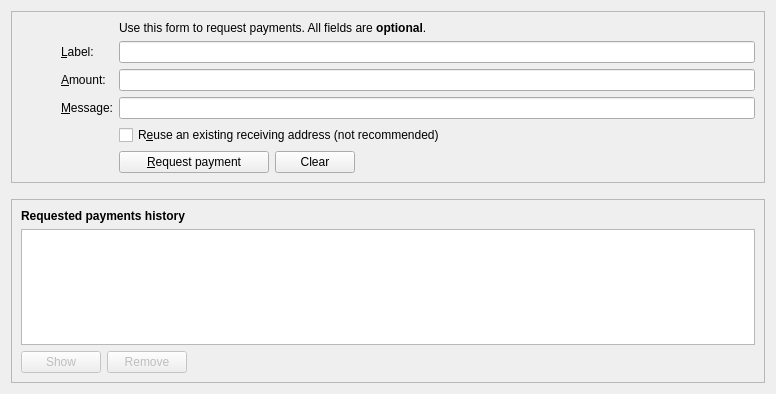
Above: src/qt/forms/receivecoinsdialog.ui from Ailein/atbcoin-insight before the change. Below: the same form after it.
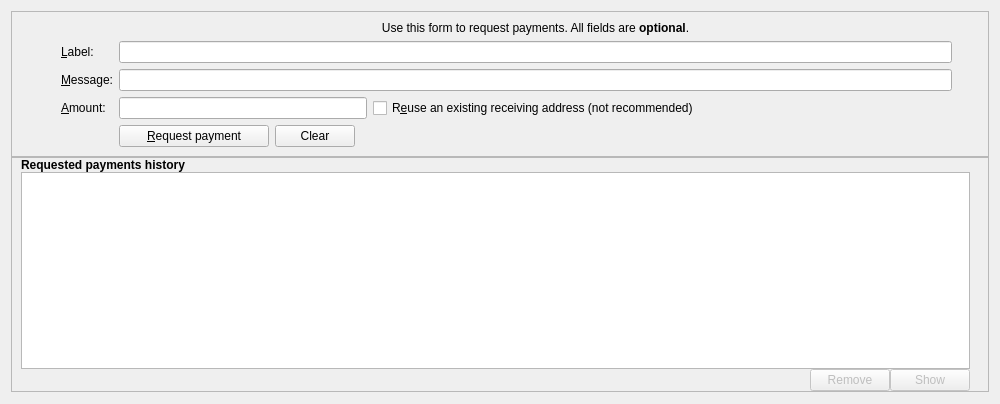
That is the form after the change. Icons and pictures are not drawn. Custom widgets are drawn as their Qt base class.

```diff
--- a/src/qt/forms/receivecoinsdialog.ui
+++ b/src/qt/forms/receivecoinsdialog.ui
@@ -6,11 +6,23 @@
    <rect>
     <x>0</x>
     <y>0</y>
-    <width>776</width>
-    <height>394</height>
+    <width>1000</width>
+    <height>404</height>
    </rect>
   </property>
-  <layout class="QVBoxLayout" name="verticalLayout" stretch="0,0,1">
+  <property name="minimumSize">
+   <size>
+    <width>0</width>
+    <height>0</height>
+   </size>
+  </property>
+  <layout class="QVBoxLayout" name="verticalLayout" stretch="0,1">
+   <property name="spacing">
+    <number>0</number>
+   </property>
+   <property name="bottomMargin">
+    <number>12</number>
+   </property>
    <item>
     <widget class="QFrame" name="frame2">
      <property name="sizePolicy">
@@ -26,19 +38,41 @@
       <enum>QFrame::Sunken</enum>
      </property>
      <layout class="QVBoxLayout" name="verticalLayout_3">
+      <property name="rightMargin">
+       <number>36</number>
+      </property>
       <item>
        <layout class="QGridLayout" name="gridLayout">
-        <item row="7" column="3">
-         <widget class="QCheckBox" name="reuseAddress">
+        <item row="6" column="3">
+         <widget class="BitcoinAmountField" name="reqAmount">
+          <property name="minimumSize">
+           <size>
+            <width>80</width>
+            <height>0</height>
+           </size>
+          </property>
           <property name="toolTip">
-           <string>Reuse one of the previously used receiving addresses. Reusing addresses has security and privacy issues. Do not use this unless re-generating a payment request made before.</string>
-          </property>
-          <property name="text">
-           <string>R&amp;euse an existing receiving address (not recommended)</string>
+           <string>An optional amount to request. Leave this empty or zero to not request a specific amount.</string>
           </property>
          </widget>
         </item>
-        <item row="6" column="1">
+        <item row="4" column="0">
+         <spacer name="horizontalSpacer_3">
+          <property name="orientation">
+           <enum>Qt::Horizontal</enum>
+          </property>
+          <property name="sizeType">
+           <enum>QSizePolicy::Fixed</enum>
+          </property>
+          <property name="sizeHint" stdset="0">
+           <size>
+            <width>40</width>
+            <height>20</height>
+           </size>
+          </property>
+         </spacer>
+        </item>
+        <item row="5" column="1">
          <widget class="QLabel" name="Receive_Message">
           <property name="toolTip">
            <string>An optional message to attach to the payment request, which will be displayed when the request is opened. Note: The message will not be sent with the payment over the ATBcoin network.</string>
@@ -51,17 +85,26 @@
           </property>
          </widget>
         </item>
-        <item row="6" column="3">
-         <widget class="QLineEdit" name="reqMessage">
+        <item row="6" column="1">
+         <widget class="QLabel" name="Receive_Amount">
           <property name="toolTip">
-           <string>An optional message to attach to the payment request, which will be displayed when the request is opened. Note: The message will not be sent with the payment over the ATBcoin network.</string>
+           <string>An optional amount to request. Leave this empty or zero to not request a specific amount.</string>
+          </property>
+          <property name="text">
+           <string>&amp;Amount:</string>
+          </property>
+          <property name="buddy">
+           <cstring>reqAmount</cstring>
           </property>
          </widget>
         </item>
-        <item row="2" column="3">
-         <widget class="QLabel" name="label_5">
+        <item row="6" column="4">
+         <widget class="QCheckBox" name="reuseAddress">
+          <property name="toolTip">
+           <string>Reuse one of the previously used receiving addresses. Reusing addresses has security and privacy issues. Do not use this unless re-generating a payment request made before.</string>
+          </property>
           <property name="text">
-           <string>Use this form to request payments. All fields are &lt;b&gt;optional&lt;/b&gt;.</string>
+           <string>R&amp;euse an existing receiving address (not recommended)</string>
           </property>
          </widget>
         </item>
@@ -84,54 +127,51 @@
           </property>
          </widget>
         </item>
-        <item row="5" column="3">
-         <widget class="BitcoinAmountField" name="reqAmount">
-          <property name="minimumSize">
-           <size>
-            <width>80</width>
-            <height>0</height>
-           </size>
-          </property>
-          <property name="toolTip">
-           <string>An optional amount to request. Leave this empty or zero to not request a specific amount.</string>
-          </property>
-         </widget>
-        </item>
-        <item row="7" column="1">
-         <widget class="QLabel" name="label_4">
-          <property name="text">
-           <string/>
-          </property>
-         </widget>
-        </item>
-        <item row="4" column="3">
-         <widget class="QLineEdit" name="reqLabel">
-          <property name="toolTip">
-           <string>An optional label to associate with the new receiving address.</string>
-          </property>
-         </widget>
-        </item>
-        <item row="8" column="1">
+        <item row="9" column="1">
          <widget class="QLabel" name="label_7">
           <property name="text">
            <string/>
           </property>
          </widget>
         </item>
-        <item row="5" column="1">
-         <widget class="QLabel" name="Receive_Amount">
+        <item row="6" column="5">
+         <spacer name="horizontalSpacer_4">
+          <property name="orientation">
+           <enum>Qt::Horizontal</enum>
+          </property>
+          <property name="sizeHint" stdset="0">
+           <size>
+            <width>40</width>
+            <height>20</height>
+           </size>
+          </property>
+         </spacer>
+        </item>
+        <item row="5" column="3" colspan="3">
+         <widget class="QLineEdit" name="reqMessage">
           <property name="toolTip">
            <string>An optional amount to request. Leave this empty or zero to not request a specific amount.</string>
           </property>
+         </widget>
+        </item>
+        <item row="4" column="3" colspan="3">
+         <widget class="QLineEdit" name="reqLabel">
+          <property name="toolTip">
+           <string>An optional label to associate with the new receiving address.</string>
+          </property>
+         </widget>
+        </item>
+        <item row="2" column="3" colspan="3">
+         <widget class="QLabel" name="Receive_Head">
           <property name="text">
-           <string>&amp;Amount:</string>
+           <string>Use this form to request payments. All fields are &lt;b&gt;optional&lt;/b&gt;.</string>
           </property>
-          <property name="buddy">
-           <cstring>reqAmount</cstring>
+          <property name="alignment">
+           <set>Qt::AlignCenter</set>
           </property>
          </widget>
         </item>
-        <item row="8" column="3">
+        <item row="9" column="3" colspan="3">
          <layout class="QHBoxLayout" name="horizontalLayout">
           <item>
            <widget class="QPushButton" name="receiveButton">
@@ -221,19 +261,6 @@
      </layout>
     </widget>
    </item>
-   <item>
-    <spacer name="verticalSpacer_2">
-     <property name="orientation">
-      <enum>Qt::Vertical</enum>
-     </property>
-     <property name="sizeHint" stdset="0">
-      <size>
-       <width>20</width>
-       <height>10</height>
-      </size>
-     </property>
-    </spacer>
-   </item>
    <item>
     <widget class="QFrame" name="frame">
      <property name="sizePolicy">
@@ -249,8 +276,32 @@
       <enum>QFrame::Raised</enum>
      </property>
      <layout class="QVBoxLayout" name="verticalLayout_2">
+      <property name="spacing">
+       <number>0</number>
+      </property>
+      <property name="topMargin">
+       <number>0</number>
+      </property>
+      <property name="rightMargin">
+       <number>18</number>
+      </property>
+      <property name="bottomMargin">
+       <number>0</number>
+      </property>
       <item>
-       <widget class="QLabel" name="label_6">
+       <widget class="QLabel" name="TableHeader">
+        <property name="minimumSize">
+         <size>
+          <width>0</width>
+          <height>0</height>
+         </size>
+        </property>
+        <property name="maximumSize">
+         <size>
+          <width>16777215</width>
+          <height>16777215</height>
+         </size>
+        </property>
         <property name="font">
          <font>
           <weight>75</weight>
@@ -270,6 +321,9 @@
         <property name="tabKeyNavigation">
          <bool>false</bool>
         </property>
+        <property name="showGrid">
+         <bool>false</bool>
+        </property>
         <property name="sortingEnabled">
          <bool>true</bool>
         </property>
@@ -277,6 +331,39 @@
       </item>
       <item>
        <layout class="QHBoxLayout" name="horizontalLayout_2">
+        <item>
+         <spacer name="horizontalSpacer_2">
+          <property name="orientation">
+           <enum>Qt::Horizontal</enum>
+          </property>
+          <property name="sizeHint" stdset="0">
+           <size>
+            <width>40</width>
+            <height>20</height>
+           </size>
+          </property>
+         </spacer>
+        </item>
+        <item>
+         <widget class="QPushButton" name="removeRequestButton">
+          <property name="enabled">
+           <bool>false</bool>
+          </property>
+          <property name="toolTip">
+           <string>Remove the selected entries from the list</string>
+          </property>
+          <property name="text">
+           <string>Remove</string>
+          </property>
+          <property name="icon">
+           <iconset resource="../bitcoin.qrc">
+            <normaloff>:/icons/remove</normaloff>:/icons/remove</iconset>
+          </property>
+          <property name="autoDefault">
+           <bool>false</bool>
+          </property>
+         </widget>
+        </item>
         <item>
          <widget class="QPushButton" name="showRequestButton">
           <property name="enabled">
@@ -303,39 +390,6 @@
           </property>
          </widget>
         </item>
-        <item>
-         <widget class="QPushButton" name="removeRequestButton">
-          <property name="enabled">
-           <bool>false</bool>
-          </property>
-          <property name="toolTip">
-           <string>Remove the selected entries from the list</string>
-          </property>
-          <property name="text">
-           <string>Remove</string>
-          </property>
-          <property name="icon">
-           <iconset resource="../bitcoin.qrc">
-            <normaloff>:/icons/remove</normaloff>:/icons/remove</iconset>
-          </property>
-          <property name="autoDefault">
-           <bool>false</bool>
-          </property>
-         </widget>
-        </item>
-        <item>
-         <spacer name="horizontalSpacer_2">
-          <property name="orientation">
-           <enum>Qt::Horizontal</enum>
-          </property>
-          <property name="sizeHint" stdset="0">
-           <size>
-            <width>40</width>
-            <height>20</height>
-           </size>
-          </property>
-         </spacer>
-        </item>
        </layout>
       </item>
      </layout>
```
Left out of the diff: 22 changed lines with no effect on the pictures.
